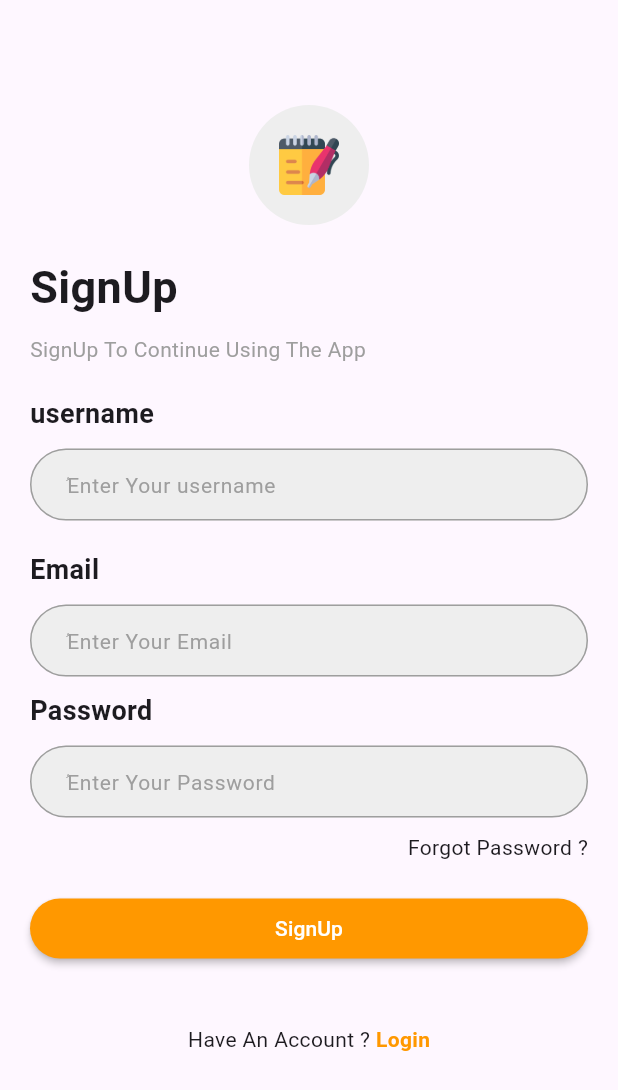
After one commit to elsayedelhoseny/firebase, a Flutter app: the SignUp screen opened directly, on a phone screen of 412 x 824 dp. The commit adds this screen. Shown: the top 1090 px of the screen. Run offline on Flutter 3.47's test engine with Material 3 defaults, Android fonts, the phone set to English and light mode, and no system bars; our stand-ins replace firebase_core; accounts and stored records are empty.

Commit message:
SignUp ui

```diff
--- /dev/null
+++ b/lib/auth/signup.dart
@@ -0,0 +1,96 @@
+import 'package:flutter/material.dart';
+import 'package:tests/components/custombuttonauth.dart';
+import 'package:tests/components/customlogoauth.dart';
+import 'package:tests/components/textformfield.dart';
+
+class SignUp extends StatefulWidget {
+  const SignUp({super.key});
+
+  @override
+  State<SignUp> createState() => _SignUpState();
+}
+
+class _SignUpState extends State<SignUp> {
+  TextEditingController username = TextEditingController();
+  TextEditingController email = TextEditingController();
+  TextEditingController password = TextEditingController();
+
+  @override
+  Widget build(BuildContext context) {
+    return Scaffold(
+      body: Container(
+        padding: const EdgeInsets.all(20),
+        child: ListView(children: [
+          Column(
+            crossAxisAlignment: CrossAxisAlignment.start,
+            children: [
+              Container(height: 50),
+              const CustomLogoAuth(),
+              Container(height: 20),
+              const Text("SignUp",
+                  style: TextStyle(fontSize: 30, fontWeight: FontWeight.bold)),
+              Container(height: 10),
+              const Text("SignUp To Continue Using The App",
+                  style: TextStyle(color: Colors.grey)),
+              Container(height: 20),
+              const Text(
+                "username",
+                style: TextStyle(fontWeight: FontWeight.bold, fontSize: 18),
+              ),
+              Container(height: 10),
+              CustomTextForm(
+                  hinttext: "ُEnter Your username", mycontroller: username),
+              Container(height: 20),
+              const Text(
+                "Email",
+                style: TextStyle(fontWeight: FontWeight.bold, fontSize: 18),
+              ),
+              Container(height: 10),
+              CustomTextForm(
+                  hinttext: "ُEnter Your Email", mycontroller: email),
+              Container(height: 10),
+              const Text(
+                "Password",
+                style: TextStyle(fontWeight: FontWeight.bold, fontSize: 18),
+              ),
+              Container(height: 10),
+              CustomTextForm(
+                  hinttext: "ُEnter Your Password", mycontroller: email),
+              Container(
+                margin: const EdgeInsets.only(top: 10, bottom: 20),
+                alignment: Alignment.topRight,
+                child: const Text(
+                  "Forgot Password ?",
+                  style: TextStyle(
+                    fontSize: 14,
+                  ),
+                ),
+              ),
+            ],
+          ),
+          CustomButtonAuth(title: "SignUp", onPressed: () {}),
+          Container(height: 20),
+
+          Container(height: 20),
+          // Text("Don't Have An Account ? Resister" , textAlign: TextAlign.center,)
+          InkWell(
+            onTap: () {
+              Navigator.of(context).pushNamed("login");
+            },
+            child: const Center(
+              child: Text.rich(TextSpan(children: [
+                TextSpan(
+                  text: "Have An Account ? ",
+                ),
+                TextSpan(
+                    text: "Login",
+                    style: TextStyle(
+                        color: Colors.orange, fontWeight: FontWeight.bold)),
+              ])),
+            ),
+          )
+        ]),
+      ),
+    );
+  }
+}
--- a/lib/components/textformfield.dart
+++ b/lib/components/textformfield.dart
@@ -13,17 +13,18 @@ class CustomTextForm extends StatelessWidget {
       controller: mycontroller,
       decoration: InputDecoration(
           hintText: hinttext,
-          hintStyle: TextStyle(fontSize: 14, color: Colors.grey),
-          contentPadding: EdgeInsets.symmetric(vertical: 2, horizontal: 20),
+          hintStyle: const TextStyle(fontSize: 14, color: Colors.grey),
+          contentPadding:
+              const EdgeInsets.symmetric(vertical: 2, horizontal: 20),
           filled: true,
           fillColor: Colors.grey[200],
           border: OutlineInputBorder(
               borderRadius: BorderRadius.circular(50),
               borderSide:
-                  BorderSide(color: const Color.fromARGB(255, 184, 184, 184))),
+                  const BorderSide(color: Color.fromARGB(255, 184, 184, 184))),
           enabledBorder: OutlineInputBorder(
               borderRadius: BorderRadius.circular(50),
-              borderSide: BorderSide(color: Colors.grey))),
+              borderSide: const BorderSide(color: Colors.grey))),
     );
   }
 }
--- a/lib/main.dart
+++ b/lib/main.dart
@@ -8,7 +8,7 @@ void main() async {
   await Firebase.initializeApp(
     options: DefaultFirebaseOptions.currentPlatform,
   );
-  runApp(MyApp());
+  runApp(const MyApp());
 }
 
 class MyApp extends StatelessWidget {
```
